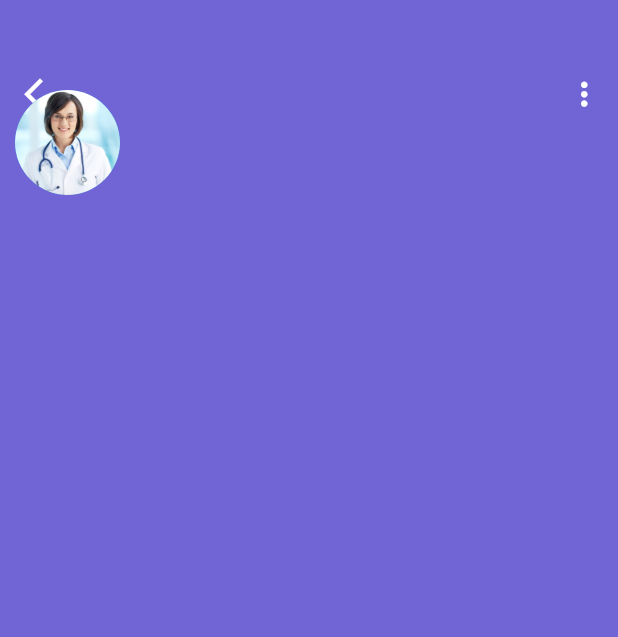
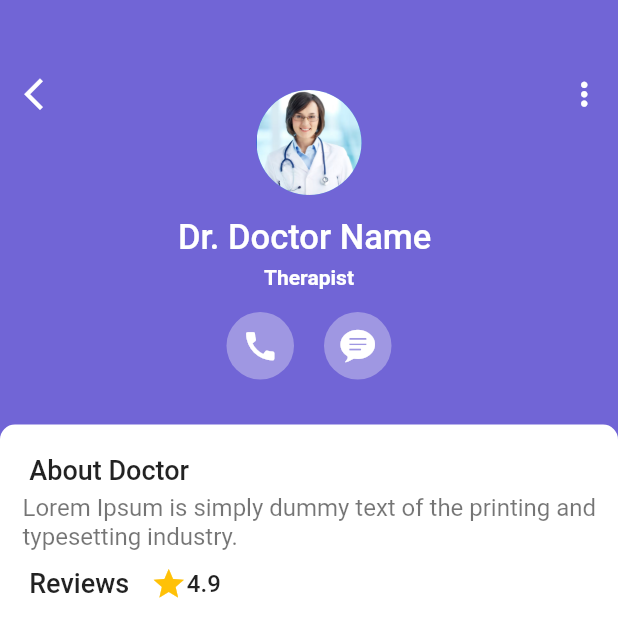
Before and after one commit to NourhanAbuGhaly/medical_healthcare_app, a Flutter app: the screen it shows after launch, on a phone screen of 412 x 824 dp. Shown: the top 637 px of the screen. Run offline on Flutter 3.47's test engine with Material 2 defaults, Android fonts, the phone set to English and light mode, and no system bars.

Commit message:
medical_healthcare_app5

```diff
--- a/lib/screens/appointment_screen.dart
+++ b/lib/screens/appointment_screen.dart
@@ -1,3 +1,4 @@
+import 'package:flutter/cupertino.dart';
 import 'package:flutter/material.dart';
 
 class AppointmentScreen extends StatelessWidget {
@@ -44,7 +45,7 @@ class AppointmentScreen extends StatelessWidget {
                           color: Colors.white,
                           size: 25,
                         ),
-                      )
+                      ),
                     ],
                   ),
                   Padding(
@@ -55,9 +56,118 @@ class AppointmentScreen extends StatelessWidget {
                           radius: 35,
                           backgroundImage: AssetImage("images/doctor1.jpg"),
                         ),
+                        SizedBox(
+                          height: 15,
+                        ),
+                        Text(
+                          "Dr. Doctor Name ",
+                          style: TextStyle(
+                              fontSize: 23,
+                              fontWeight: FontWeight.w500,
+                              color: Colors.white),
+                        ),
+                        SizedBox(
+                          height: 5,
+                        ),
+                        Text(
+                          "Therapist",
+                          style: TextStyle(
+                              color: Colors.white, fontWeight: FontWeight.bold),
+                        ),
+                        SizedBox(height: 15),
+                        Row(
+                          mainAxisAlignment: MainAxisAlignment.center,
+                          children: [
+                            Container(
+                              padding: EdgeInsets.all(10),
+                              decoration: BoxDecoration(
+                                  color: Color(0xFF9F97E2),
+                                  shape: BoxShape.circle),
+                              child: Icon(
+                                Icons.call,
+                                color: Colors.white,
+                                size: 25,
+                              ),
+                            ),
+                            SizedBox(
+                              width: 20,
+                            ),
+                            Container(
+                              padding: EdgeInsets.all(10),
+                              decoration: BoxDecoration(
+                                  color: Color(0xFF9F97E2),
+                                  shape: BoxShape.circle),
+                              child: Icon(
+                                CupertinoIcons.chat_bubble_text_fill,
+                                color: Colors.white,
+                                size: 25,
+                              ),
+                            ),
+                          ],
+                        )
                       ],
                     ),
-                  )
+                  ),
+                  SizedBox()
+                ],
+              ),
+            ),
+            SizedBox(
+              height: 20,
+            ),
+            Container(
+              height: MediaQuery.of(context).size.height,
+              width: double.infinity,
+              padding: EdgeInsets.only(
+                top: 20,
+                left: 15,
+              ),
+              decoration: BoxDecoration(
+                  color: Colors.white,
+                  borderRadius: BorderRadius.only(
+                      topLeft: Radius.circular(10),
+                      topRight: Radius.circular(10))),
+              child: Column(
+                mainAxisSize: MainAxisSize.max,
+                crossAxisAlignment: CrossAxisAlignment.start,
+                children: [
+                  Text(
+                    " About Doctor ",
+                    style: TextStyle(fontSize: 18, fontWeight: FontWeight.w500),
+                  ),
+                  SizedBox(
+                    height: 5,
+                  ),
+                  Text(
+                    "Lorem Ipsum is simply dummy text of the printing and typesetting industry.",
+                    style: TextStyle(fontSize: 16, color: Colors.black54),
+                  ),
+                  SizedBox(
+                    height: 10,
+                  ),
+                  Row(
+                    children: [
+                      Text(
+                        " Reviews ",
+                        style: TextStyle(
+                            fontSize: 18, fontWeight: FontWeight.w500),
+                      ),
+                      SizedBox(
+                        width: 10,
+                      ),
+                      Icon(
+                        Icons.star,
+                        color: Colors.amber,
+                      ),
+                      Text(
+                        "4.9",
+                        style: TextStyle(
+                          fontSize: 16,
+                          fontWeight: FontWeight.w500,
+                        ),
+                      )
+                    ],
+                  ),
                 ],
               ),
             )
```
